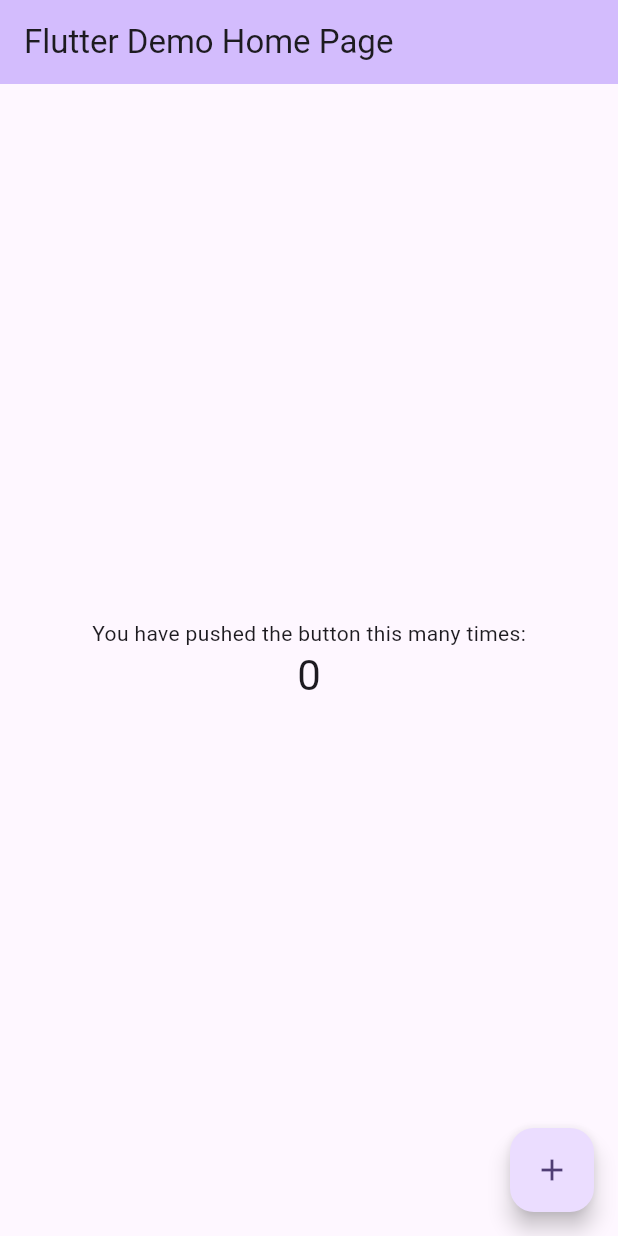
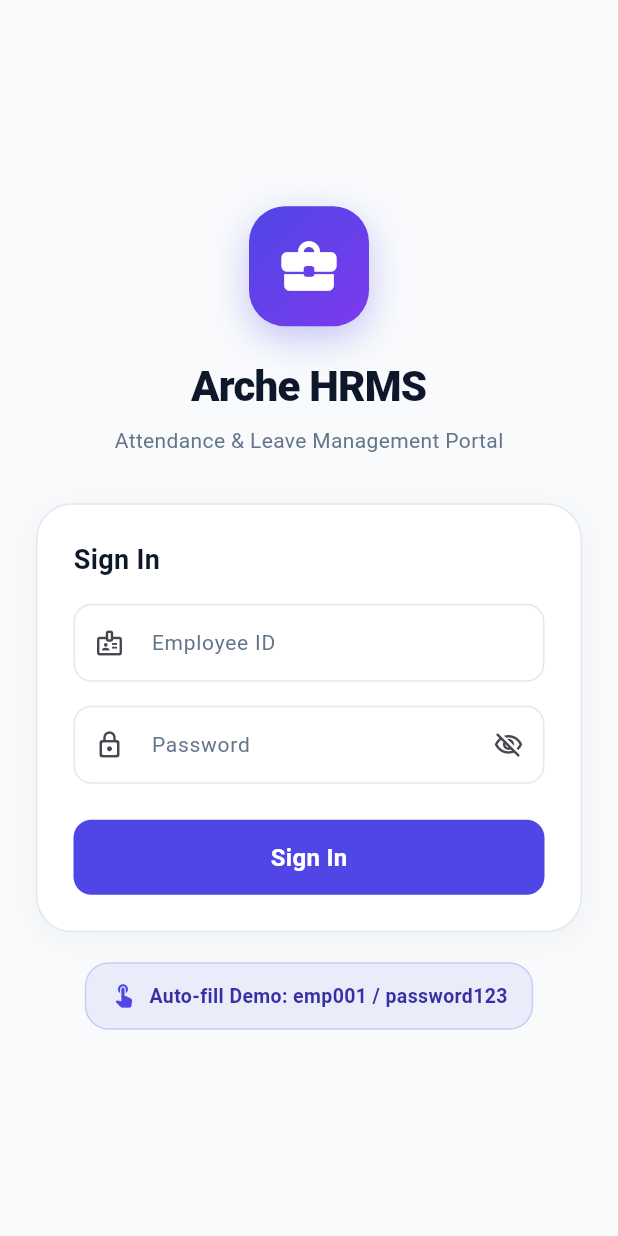
Before and after one commit to charan04k/hrms_app, a Flutter app: the screen it shows after launch, on a phone screen of 412 x 824 dp. Run offline on Flutter 3.47's test engine with Material 3 defaults, Android fonts, the phone set to English and light mode, and no system bars.

Commit message:
feat: Login screen UI created without Bloc

```diff
--- /dev/null
+++ b/lib/core/constants/app_constants.dart
@@ -0,0 +1,20 @@
+
+class AppConstants {
+  // Static Credentials
+  static const String demoEmployeeId = 'emp001';
+  static const String demoPassword = 'password123';
+  static const String demoEmployeeName = 'Karthick Charan';
+  static const String demoDesignation = 'Flutter Developer';
+  static const String demoDepartment = 'Mobile Engineering';
+  static const String demoEmail = 'kc@gmail.com';
+
+  // Hive Box Names
+  static const String userBoxName = 'userBox';
+
+
+  // SharedPreferences Keys
+  static const String keyIsLoggedIn = 'isLoggedIn';
+  static const String keyCurrentUser = 'currentUser';
+
+
+}
--- /dev/null
+++ b/lib/core/theme/app_theme.dart
@@ -0,0 +1,165 @@
+import 'package:flutter/material.dart';
+
+class AppColors {
+  // Brand Colors
+  static const Color primary = Color(0xFF4F46E5); // Indigo 600
+  static const Color primaryLight = Color(0xFF6366F1); // Indigo 500
+  static const Color primaryDark = Color(0xFF3730A3); // Indigo 800
+  static const Color primaryGradientStart = Color(0xFF4F46E5);
+  static const Color primaryGradientEnd = Color(0xFF7C3AED);
+
+  // Background & Surfaces
+  static const Color background = Color(0xFFF8FAFC); // Slate 50
+  static const Color surface = Colors.white;
+  static const Color surfaceVariant = Color(0xFFF1F5F9); // Slate 100
+  static const Color cardBorder = Color(0xFFE2E8F0); // Slate 200
+
+  // Text Colors
+  static const Color textPrimary = Color(0xFF0F172A); // Slate 900
+  static const Color textSecondary = Color(0xFF64748B); // Slate 500
+  static const Color textMuted = Color(0xFF94A3B8); // Slate 400
+
+  // Status Colors
+  static const Color present = Color(0xFF10B981); // Emerald 500
+  static const Color presentBg = Color(0xFFECFDF5); // Emerald 50
+  static const Color presentBorder = Color(0xFFA7F3D0); // Emerald 200
+
+  static const Color absent = Color(0xFFEF4444); // Rose 500
+  static const Color absentBg = Color(0xFFFEF2F2); // Rose 50
+  static const Color absentBorder = Color(0xFFFECACA); // Rose 200
+
+  static const Color onLeave = Color(0xFF8B5CF6); // Violet 500
+  static const Color onLeaveBg = Color(0xFFF5F3FF); // Violet 50
+  static const Color onLeaveBorder = Color(0xFFDDD6FE); // Violet 200
+
+  static const Color holiday = Color(0xFF06B6D4); // Cyan 500
+  static const Color holidayBg = Color(0xFFECFEFF); // Cyan 50
+  static const Color holidayBorder = Color(0xFFA5F3FC); // Cyan 200
+
+  static const Color pending = Color(0xFFF59E0B); // Amber 500
+  static const Color pendingBg = Color(0xFFFFFBEB); // Amber 50
+  static const Color pendingBorder = Color(0xFFFDE68A); // Amber 200
+
+  static const Color approved = Color(0xFF10B981);
+  static const Color approvedBg = Color(0xFFECFDF5);
+  static const Color approvedBorder = Color(0xFFA7F3D0);
+
+  static const Color rejected = Color(0xFFEF4444);
+  static const Color rejectedBg = Color(0xFFFEF2F2);
+  static const Color rejectedBorder = Color(0xFFFECACA);
+
+  // Leave Type Colors
+  static const Color casualLeave = Color(0xFF3B82F6); // Blue
+  static const Color sickLeave = Color(0xFFEC4899); // Pink
+  static const Color earnedLeave = Color(0xFF8B5CF6); // Violet
+}
+
+class AppTheme {
+  static ThemeData get lightTheme {
+    return ThemeData(
+      useMaterial3: true,
+      scaffoldBackgroundColor: AppColors.background,
+      colorScheme: ColorScheme.fromSeed(
+        seedColor: AppColors.primary,
+        primary: AppColors.primary,
+        surface: AppColors.surface,
+        brightness: Brightness.light,
+      ),
+      fontFamily: 'Roboto',
+      appBarTheme: const AppBarTheme(
+        backgroundColor: Colors.white,
+        foregroundColor: AppColors.textPrimary,
+        elevation: 0,
+        scrolledUnderElevation: 1,
+        centerTitle: false,
+        titleTextStyle: TextStyle(
+          color: AppColors.textPrimary,
+          fontSize: 18,
+          fontWeight: FontWeight.w700,
+          letterSpacing: -0.2,
+        ),
+        iconTheme: IconThemeData(color: AppColors.textPrimary),
+      ),
+      cardTheme: CardThemeData(
+        color: AppColors.surface,
+        elevation: 0,
+        shape: RoundedRectangleBorder(
+          borderRadius: BorderRadius.circular(16),
+          side: const BorderSide(color: AppColors.cardBorder, width: 1),
+        ),
+        margin: EdgeInsets.zero,
+      ),
+      inputDecorationTheme: InputDecorationTheme(
+        filled: true,
+        fillColor: Colors.white,
+        contentPadding: const EdgeInsets.symmetric(horizontal: 16, vertical: 14),
+        hintStyle: const TextStyle(color: AppColors.textMuted, fontSize: 14),
+        labelStyle: const TextStyle(color: AppColors.textSecondary, fontSize: 14),
+        border: OutlineInputBorder(
+          borderRadius: BorderRadius.circular(12),
+          borderSide: const BorderSide(color: AppColors.cardBorder),
+        ),
+        enabledBorder: OutlineInputBorder(
+          borderRadius: BorderRadius.circular(12),
+          borderSide: const BorderSide(color: AppColors.cardBorder),
+        ),
+        focusedBorder: OutlineInputBorder(
+          borderRadius: BorderRadius.circular(12),
+          borderSide: const BorderSide(color: AppColors.primary, width: 2),
+        ),
+        errorBorder: OutlineInputBorder(
+          borderRadius: BorderRadius.circular(12),
+          borderSide: const BorderSide(color: AppColors.absent),
+        ),
+        focusedErrorBorder: OutlineInputBorder(
+          borderRadius: BorderRadius.circular(12),
+          borderSide: const BorderSide(color: AppColors.absent, width: 2),
+        ),
+      ),
+      elevatedButtonTheme: ElevatedButtonThemeData(
+        style: ElevatedButton.styleFrom(
+          backgroundColor: AppColors.primary,
+          foregroundColor: Colors.white,
+          elevation: 0,
+          padding: const EdgeInsets.symmetric(horizontal: 24, vertical: 14),
+          shape: RoundedRectangleBorder(
+            borderRadius: BorderRadius.circular(12),
+          ),
+          textStyle: const TextStyle(
+            fontSize: 15,
+            fontWeight: FontWeight.w600,
+            letterSpacing: 0.2,
+          ),
+        ),
+      ),
+      outlinedButtonTheme: OutlinedButtonThemeData(
+        style: OutlinedButton.styleFrom(
+          foregroundColor: AppColors.textPrimary,
+          padding: const EdgeInsets.symmetric(horizontal: 20, vertical: 14),
+          side: const BorderSide(color: AppColors.cardBorder),
+          shape: RoundedRectangleBorder(
+            borderRadius: BorderRadius.circular(12),
+          ),
+          textStyle: const TextStyle(
+            fontSize: 14,
+            fontWeight: FontWeight.w600,
+          ),
+        ),
+      ),
+      textButtonTheme: TextButtonThemeData(
+        style: TextButton.styleFrom(
+          foregroundColor: AppColors.primary,
+          textStyle: const TextStyle(
+            fontSize: 14,
+            fontWeight: FontWeight.w600,
+          ),
+        ),
+      ),
+      dividerTheme: const DividerThemeData(
+        color: AppColors.cardBorder,
+        thickness: 1,
+        space: 1,
+      ),
+    );
+  }
+}
--- /dev/null
+++ b/lib/login/login_screen.dart
@@ -0,0 +1,290 @@
+import 'package:flutter/material.dart';
+import '../../../core/constants/app_constants.dart';
+import '../../../core/theme/app_theme.dart';
+
+class LoginScreen extends StatefulWidget {
+  const LoginScreen({super.key});
+
+  @override
+  State<LoginScreen> createState() => _LoginScreenState();
+}
+
+class _LoginScreenState extends State<LoginScreen> {
+  final _formKey = GlobalKey<FormState>();
+
+  final _employeeIdController = TextEditingController();
+  final _passwordController = TextEditingController();
+
+  bool _obscurePassword = true;
+  bool _isLoading = false;
+
+  @override
+  void dispose() {
+    _employeeIdController.dispose();
+    _passwordController.dispose();
+    super.dispose();
+  }
+
+  void _fillDemoCredentials() {
+    _employeeIdController.text = AppConstants.demoEmployeeId;
+    _passwordController.text = AppConstants.demoPassword;
+  }
+
+  Future<void> _onLoginPressed() async {
+    if (!_formKey.currentState!.validate()) return;
+
+    setState(() {
+      _isLoading = true;
+    });
+
+    await Future.delayed(const Duration(milliseconds: 800));
+
+    if (!mounted) return;
+
+    setState(() {
+      _isLoading = false;
+    });
+
+    // Navigator.of(context).pushReplacement(
+    //   MaterialPageRoute(
+    //     builder: (_) => const MainNavigationScreen(),
+    //   ),
+    // );
+  }
+
+  @override
+  Widget build(BuildContext context) {
+    return Scaffold(
+      backgroundColor: AppColors.background,
+      body: SafeArea(
+        child: Center(
+          child: SingleChildScrollView(
+            padding: const EdgeInsets.symmetric(
+              horizontal: 24,
+              vertical: 16,
+            ),
+            child: Column(
+              mainAxisAlignment: MainAxisAlignment.center,
+              children: [
+                // Brand Icon & Title
+                Container(
+                  padding: const EdgeInsets.all(18),
+                  decoration: BoxDecoration(
+                    gradient: const LinearGradient(
+                      colors: [
+                        AppColors.primaryGradientStart,
+                        AppColors.primaryGradientEnd,
+                      ],
+                      begin: Alignment.topLeft,
+                      end: Alignment.bottomRight,
+                    ),
+                    borderRadius: BorderRadius.circular(24),
+                    boxShadow: [
+                      BoxShadow(
+                        color: AppColors.primary.withValues(alpha: 0.3),
+                        blurRadius: 20,
+                        offset: const Offset(0, 8),
+                      ),
+                    ],
+                  ),
+                  child: const Icon(
+                    Icons.business_center_rounded,
+                    size: 44,
+                    color: Colors.white,
+                  ),
+                ),
+
+                const SizedBox(height: 20),
+
+                const Text(
+                  'Arche HRMS',
+                  style: TextStyle(
+                    fontSize: 28,
+                    fontWeight: FontWeight.w800,
+                    letterSpacing: -0.5,
+                    color: AppColors.textPrimary,
+                  ),
+                ),
+
+                const SizedBox(height: 6),
+
+                const Text(
+                  'Attendance & Leave Management Portal',
+                  style: TextStyle(
+                    fontSize: 14,
+                    color: AppColors.textSecondary,
+                  ),
+                ),
+
+                const SizedBox(height: 32),
+
+                // Login Card
+                Container(
+                  padding: const EdgeInsets.all(24),
+                  decoration: BoxDecoration(
+                    color: Colors.white,
+                    borderRadius: BorderRadius.circular(24),
+                    border: Border.all(
+                      color: AppColors.cardBorder,
+                    ),
+                    boxShadow: [
+                      BoxShadow(
+                        color: Colors.black.withValues(alpha: 0.04),
+                        blurRadius: 16,
+                        offset: const Offset(0, 4),
+                      ),
+                    ],
+                  ),
+                  child: Form(
+                    key: _formKey,
+                    child: Column(
+                      crossAxisAlignment: CrossAxisAlignment.start,
+                      children: [
+                        const Text(
+                          'Sign In',
+                          style: TextStyle(
+                            fontSize: 18,
+                            fontWeight: FontWeight.w700,
+                            color: AppColors.textPrimary,
+                          ),
+                        ),
+
+                        const SizedBox(height: 16),
+
+                        // Employee ID
+                        TextFormField(
+                          controller: _employeeIdController,
+                          decoration: const InputDecoration(
+                            labelText: 'Employee ID',
+                            hintText: 'e.g. emp001',
+                            prefixIcon: Icon(
+                              Icons.badge_outlined,
+                              size: 20,
+                            ),
+                          ),
+                          textInputAction: TextInputAction.next,
+                          validator: (val) {
+                            if (val == null || val.trim().isEmpty) {
+                              return 'Please enter Employee ID';
+                            }
+
+                            return null;
+                          },
+                        ),
+
+                        const SizedBox(height: 16),
+
+                        // Password
+                        TextFormField(
+                          controller: _passwordController,
+                          obscureText: _obscurePassword,
+                          decoration: InputDecoration(
+                            labelText: 'Password',
+                            hintText: '••••••••',
+                            prefixIcon: const Icon(
+                              Icons.lock_outline_rounded,
+                              size: 20,
+                            ),
+                            suffixIcon: IconButton(
+                              icon: Icon(
+                                _obscurePassword
+                                    ? Icons.visibility_off_outlined
+                                    : Icons.visibility_outlined,
+                                size: 20,
+                              ),
+                              onPressed: () {
+                                setState(() {
+                                  _obscurePassword = !_obscurePassword;
+                                });
+                              },
+                            ),
+                          ),
+                          textInputAction: TextInputAction.done,
+                          onFieldSubmitted: (_) => _onLoginPressed(),
+                          validator: (val) {
+                            if (val == null || val.trim().isEmpty) {
+                              return 'Please enter Password';
+                            }
+
+                            return null;
+                          },
+                        ),
+
+                        const SizedBox(height: 24),
+
+                        // Submit Button
+                        SizedBox(
+                          width: double.infinity,
+                          height: 50,
+                          child: ElevatedButton(
+                            onPressed:
+                            _isLoading ? null : _onLoginPressed,
+                            child: _isLoading
+                                ? const SizedBox(
+                              width: 22,
+                              height: 22,
+                              child: CircularProgressIndicator(
+                                strokeWidth: 2.5,
+                                color: Colors.white,
+                              ),
+                            )
+                                : const Text(
+                              'Sign In',
+                              style: TextStyle(
+                                fontSize: 16,
+                              ),
+                            ),
+                          ),
+                        ),
+                      ],
+                    ),
+                  ),
+                ),
+
+                const SizedBox(height: 20),
+
+                // Demo Credentials Helper Chip
+                InkWell(
+                  onTap: _fillDemoCredentials,
+                  borderRadius: BorderRadius.circular(16),
+                  child: Container(
+                    padding: const EdgeInsets.symmetric(
+                      horizontal: 16,
+                      vertical: 12,
+                    ),
+                    decoration: BoxDecoration(
+                      color: AppColors.primary.withValues(alpha: 0.08),
+                      borderRadius: BorderRadius.circular(16),
+                      border: Border.all(
+                        color: AppColors.primary.withValues(alpha: 0.2),
+                      ),
+                    ),
+                    child: Row(
+                      mainAxisSize: MainAxisSize.min,
+                      children: const [
+                        Icon(
+                          Icons.touch_app_rounded,
+                          size: 18,
+                          color: AppColors.primary,
+                        ),
+                        SizedBox(width: 8),
+                        Text(
+                          'Auto-fill Demo: emp001 / password123',
+                          style: TextStyle(
+                            fontSize: 13,
+                            fontWeight: FontWeight.w600,
+                            color: AppColors.primaryDark,
+                          ),
+                        ),
+                      ],
+                    ),
+                  ),
+                ),
+              ],
+            ),
+          ),
+        ),
+      ),
+    );
+  }
+}
--- a/lib/main.dart
+++ b/lib/main.dart
@@ -1,4 +1,7 @@
 import 'package:flutter/material.dart';
+
+import 'core/theme/app_theme.dart';
+import 'login/login_screen.dart';
 
 void main() {
   runApp(const MyApp());
@@ -7,116 +10,22 @@ void main() {
 class MyApp extends StatelessWidget {
   const MyApp({super.key});
 
-  // This widget is the root of your application.
   @override
   Widget build(BuildContext context) {
     return MaterialApp(
-      title: 'Flutter Demo',
-      theme: ThemeData(
-        // This is the theme of your application.
-        //
-        // TRY THIS: Try running your application with "flutter run". You'll see
-        // the application has a purple toolbar. Then, without quitting the app,
-        // try changing the seedColor in the colorScheme below to Colors.green
-        // and then invoke "hot reload" (save your changes or press the "hot
-        // reload" button in a Flutter-supported IDE, or press "r" if you used
-        // the command line to start the app).
-        //
-        // Notice that the counter didn't reset back to zero; the application
-        // state is not lost during the reload. To reset the state, use hot
-        // restart instead.
-        //
-        // This works for code too, not just values: Most code changes can be
-        // tested with just a hot reload.
-        colorScheme: .fromSeed(seedColor: Colors.deepPurple),
-      ),
-      home: const MyHomePage(title: 'Flutter Demo Home Page'),
+      debugShowCheckedModeBanner: false,
+      title: 'Pulse HRMS',
+      theme: AppTheme.lightTheme,
+      home: const AuthWrapper(),
     );
   }
 }
 
-class MyHomePage extends StatefulWidget {
-  const MyHomePage({super.key, required this.title});
-
-  // This widget is the home page of your application. It is stateful, meaning
-  // that it has a State object (defined below) that contains fields that affect
-  // how it looks.
-
-  // This class is the configuration for the state. It holds the values (in this
-  // case the title) provided by the parent (in this case the App widget) and
-  // used by the build method of the State. Fields in a Widget subclass are
-  // always marked "final".
-
-  final String title;
-
-  @override
-  State<MyHomePage> createState() => _MyHomePageState();
-}
-
-class _MyHomePageState extends State<MyHomePage> {
-  int _counter = 0;
-
-  void _incrementCounter() {
-    setState(() {
-      // This call to setState tells the Flutter framework that something has
-      // changed in this State, which causes it to rerun the build method below
-      // so that the display can reflect the updated values. If we changed
-      // _counter without calling setState(), then the build method would not be
-      // called again, and so nothing would appear to happen.
-      _counter++;
-    });
-  }
+class AuthWrapper extends StatelessWidget {
+  const AuthWrapper({super.key});
 
   @override
   Widget build(BuildContext context) {
-    // This method is rerun every time setState is called, for instance as done
-    // by the _incrementCounter method above.
-    //
-    // The Flutter framework has been optimized to make rerunning build methods
-    // fast, so that you can just rebuild anything that needs updating rather
-    // than having to individually change instances of widgets.
-    return Scaffold(
-      appBar: AppBar(
-        // TRY THIS: Try changing the color here to a specific color (to
-        // Colors.amber, perhaps?) and trigger a hot reload to see the AppBar
-        // change color while the other colors stay the same.
-        backgroundColor: Theme.of(context).colorScheme.inversePrimary,
-        // Here we take the value from the MyHomePage object that was created by
-        // the App.build method, and use it to set our appbar title.
-        title: Text(widget.title),
-      ),
-      body: Center(
-        // Center is a layout widget. It takes a single child and positions it
-        // in the middle of the parent.
-        child: Column(
-          // Column is also a layout widget. It takes a list of children and
-          // arranges them vertically. By default, it sizes itself to fit its
-          // children horizontally, and tries to be as tall as its parent.
-          //
-          // Column has various properties to control how it sizes itself and
-          // how it positions its children. Here we use mainAxisAlignment to
-          // center the children vertically; the main axis here is the vertical
-          // axis because Columns are vertical (the cross axis would be
-          // horizontal).
-          //
-          // TRY THIS: Invoke "debug painting" (choose the "Toggle Debug Paint"
-          // action in the IDE, or press "p" in the console), to see the
-          // wireframe for each widget.
-          mainAxisAlignment: .center,
-          children: [
-            const Text('You have pushed the button this many times:'),
-            Text(
-              '$_counter',
-              style: Theme.of(context).textTheme.headlineMedium,
-            ),
-          ],
-        ),
-      ),
-      floatingActionButton: FloatingActionButton(
-        onPressed: _incrementCounter,
-        tooltip: 'Increment',
-        child: const Icon(Icons.add),
-      ),
-    );
+    return const LoginScreen();
   }
 }
```
